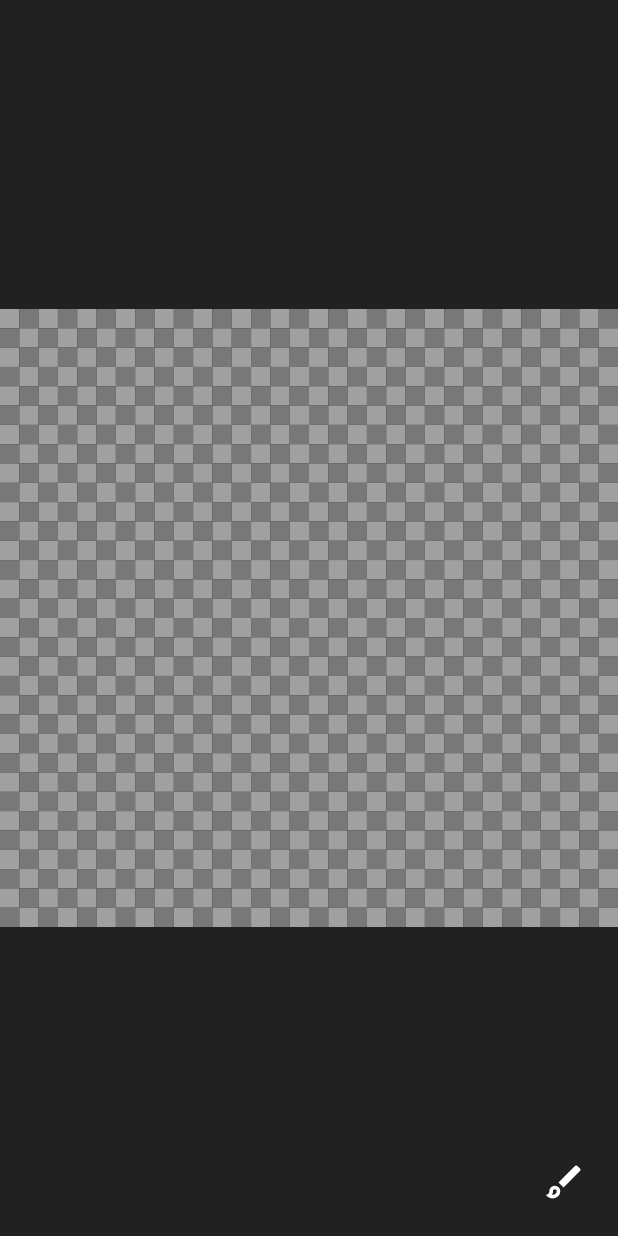
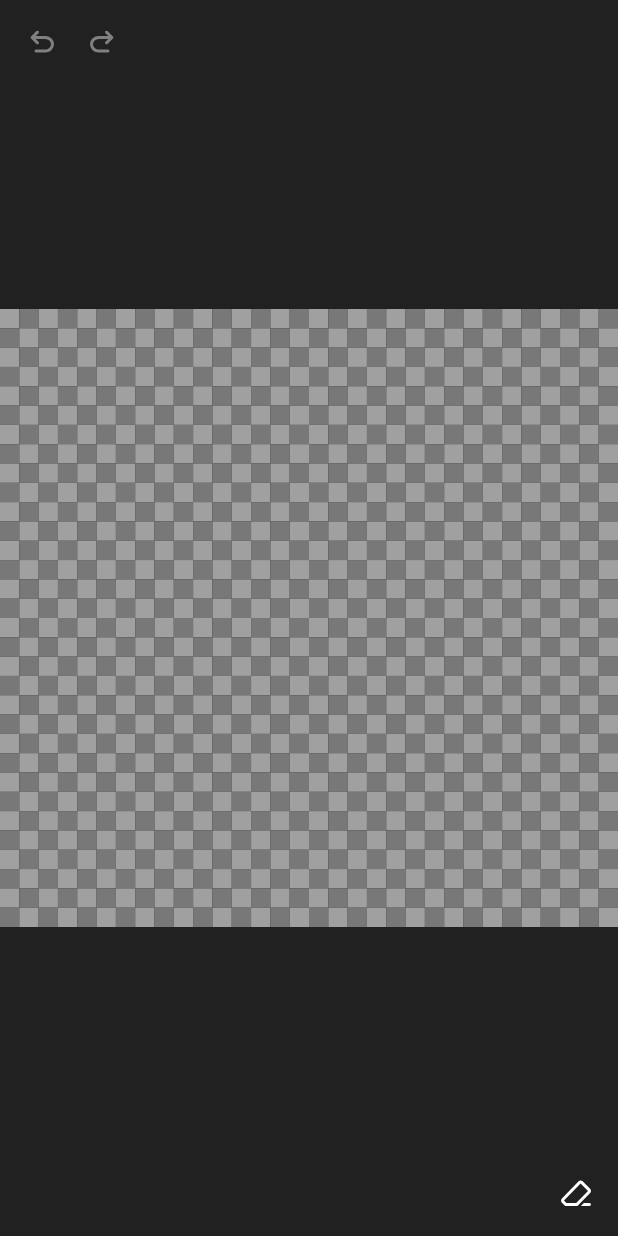
Before and after one commit to jonysham/PixelArray, an Android app: the screen it shows after launch (EditorActivity), after a tap on an icon or button, on a phone screen of 412 x 824 dp. Run offline under Robolectric (Android 15) with nearby library versions, the phone set to English and light mode, and no system bars.

Commit message:
added undo redo system

```diff
--- a/app/src/main/java/com/skysoft/pixelarray/activity/EditorActivity.java
+++ b/app/src/main/java/com/skysoft/pixelarray/activity/EditorActivity.java
@@ -2,15 +2,20 @@ package com.skysoft.pixelarray.activity;
 
 import androidx.appcompat.app.AppCompatActivity;
 import android.os.Bundle;
-
-import com.skysoft.pixelarray.R;
-import com.skysoft.pixelarray.editor.EditorView;
+import android.os.Handler;
 import android.widget.ImageButton;
 import android.view.View;
+
+import com.skysoft.pixelarray.editor.EditorView;
 import com.skysoft.pixelarray.editor.enum.EditorMode;
+import com.skysoft.pixelarray.R;
 
 public class EditorActivity extends AppCompatActivity implements View.OnClickListener {
     private EditorView editorView;
+
+    private ImageButton undo;
+    private ImageButton redo;
+    private Handler undoRedoUpdate;
 
     @Override
     protected void onCreate(Bundle savedInstanceState) {
@@ -19,8 +24,25 @@ public class EditorActivity extends AppCompatActivity implements View.OnClickLis
 
         editorView = findViewById(R.id.editor);
 
-        ImageButton btnDrawErase = findViewById(R.id.btn_drawErase);
-        btnDrawErase.setOnClickListener(this);
+        ImageButton drawErase = findViewById(R.id.btn_drawErase);
+        drawErase.setOnClickListener(this);
+
+        undo = findViewById(R.id.btn_undo);
+        undo.setOnClickListener(this);
+
+        redo = findViewById(R.id.btn_redo);
+        redo.setOnClickListener(this);
+
+        undoRedoUpdate = new Handler();
+        undoRedoUpdate.post(new Runnable(){
+
+            @Override
+            public void run() {
+                undo.setEnabled(editorView.canUndo());
+                redo.setEnabled(editorView.canRedo());
+                undoRedoUpdate.postDelayed(this, 100);
+            }
+        });
     }
 
     @Override
@@ -29,13 +51,18 @@ public class EditorActivity extends AppCompatActivity implements View.OnClickLis
 
         switch (v.getId()) {
             case R.id.btn_drawErase: {
-                if (editorView.getEditorMode() == EditorMode.DRAW) {
-                    editorView.setEditorMode(EditorMode.ERASE);
-                    btn.setImageResource(R.drawable.ic_eraser);
-                } else {
-                    editorView.setEditorMode(EditorMode.DRAW);
-                    btn.setImageResource(R.drawable.ic_brush);
-                }
+                editorView.setErase(!editorView.isErase());
+                btn.setImageResource(editorView.isErase() ? R.drawable.ic_eraser : R.drawable.ic_brush);
+                break;
+            }
+
+            case R.id.btn_undo: {
+                editorView.undo();
+                break;
+            }
+
+            case R.id.btn_redo: {
+                editorView.redo();
             }
         }
     }
--- a/app/src/main/java/com/skysoft/pixelarray/editor/EditorView.java
+++ b/app/src/main/java/com/skysoft/pixelarray/editor/EditorView.java
@@ -19,6 +19,7 @@ import android.graphics.Path;
 import android.graphics.Xfermode;
 import android.graphics.PorterDuffXfermode;
 import android.graphics.PorterDuff;
+import android.util.Log;
 
 import java.util.List;
 import java.util.ArrayList;
@@ -29,6 +30,7 @@ import com.skysoft.pixelarray.R;
 
 public class EditorView extends FrameLayout {
     static final String TAG = "EditorView";
+    static final int MAX_HISTORY_SIZE = 32;
 
     private int width = 32;
     private int height = 32;
@@ -44,7 +46,13 @@ public class EditorView extends FrameLayout {
     private Canvas myCanvas;
     private CanvasView canvasView;
 
-    private EditorMode editorMode;
+    private PathWrapper nextPath;
+    private List<PathWrapper> paths;
+    private List<PathWrapper> pathHistory;
+    private int positionOnHistory;
+
+    private boolean isErase;
+    private PorterDuffXfermode eraseXferMode;
 
     public EditorView(Context context, AttributeSet attrs) {
         super(context, attrs);
@@ -73,9 +81,12 @@ public class EditorView extends FrameLayout {
             }
         });
 
+        paths = new ArrayList<>();
+        pathHistory = new ArrayList<>();
+
         setWillNotDraw(false);
         setClickable(true);
-        setEditorMode(EditorMode.DRAW);
+        eraseXferMode = new PorterDuffXfermode(PorterDuff.Mode.CLEAR);
     }
 
     @Override
@@ -106,18 +117,67 @@ public class EditorView extends FrameLayout {
         }
     });
 
+    private void addPathToHistory(PathWrapper path) {
+        if (pathHistory.size() == MAX_HISTORY_SIZE) {
+            pathHistory.remove(0);
+        }
+
+        if (positionOnHistory < pathHistory.size()-1) {
+            pathHistory.clear();
+        }
+
+        pathHistory.add(path);
+        positionOnHistory = pathHistory.size()-1;
+    }
+
+    public void undo() {
+        if (canUndo()) {
+            paths.remove(positionOnHistory);
+            positionOnHistory--;
+            canvasView.clear();
+        }
+    }
+
+    public void redo() {
+        if (canRedo()) {
+            positionOnHistory++;
+            paths.add(pathHistory.get(positionOnHistory));
+            canvasView.clear();
+        }
+    }
+
+    public boolean canUndo() {
+        return pathHistory.size() >= 1 && positionOnHistory >= 0;
+    }
+
+    public boolean canRedo() {
+        return pathHistory.size() >= 1 && positionOnHistory < pathHistory.size()-1;
+    }
+
+    public void setErase(boolean isErase) {
+        this.isErase = isErase;
+    }
+
+    public boolean isErase() {
+        return isErase;
+    }
+
+
     private class CanvasView extends View {
-        private List<PathWrapper> paths;
-        private PathWrapper nextPath;
+        private float startX;
+        private float startY;
 
         private CanvasView(Context context) {
             super(context);
             setClickable(true);
-            paths = new ArrayList<>();
         }
 
-        float startX;
-        float startY;
+        private void clear() {
+            Paint p = new Paint();
+            p.setXfermode(eraseXferMode);
+            myCanvas.drawRect(0, 0, getWidth(), getHeight(), p);
+            invalidate();
+        }
 
         @Override
         public boolean onTouchEvent(MotionEvent event) {
@@ -129,7 +189,7 @@ public class EditorView extends FrameLayout {
                     startX = x;
                     startY = y;
                     nextPath = new PathWrapper(new Path(), brushSize, color, true);
-                    nextPath.setIsErase(editorMode == EditorMode.ERASE);
+                    nextPath.setIsErase(isErase);
                     nextPath.getPath().moveTo(x, y);
                     paths.add(nextPath);
                     break;
@@ -145,6 +205,8 @@ public class EditorView extends FrameLayout {
                         nextPath.setIsStroke(false);
                         nextPath.getPath().addRect(x, y, x+1, y+1, Path.Direction.CW);
                     }
+
+                    addPathToHistory(nextPath);
                 }
             }
 
@@ -166,7 +228,7 @@ public class EditorView extends FrameLayout {
 
             for (PathWrapper path : paths) {
                 if (path.isErase()) {
-                    paint.setXfermode(new PorterDuffXfermode(PorterDuff.Mode.CLEAR));
+                    paint.setXfermode(eraseXferMode);
                 } else {
                     paint.setXfermode(null);
                 }
@@ -181,12 +243,4 @@ public class EditorView extends FrameLayout {
             drawable.draw(canvas);
         }
     }
-
-    public void setEditorMode(EditorMode editorMode) {
-        this.editorMode = editorMode;
-    }
-
-    public EditorMode getEditorMode() {
-        return editorMode;
-    }
 }
--- a/app/src/main/java/com/skysoft/pixelarray/editor/enum/EditorMode.java
+++ b/app/src/main/java/com/skysoft/pixelarray/editor/enum/EditorMode.java
@@ -1,6 +1,5 @@
 package com.skysoft.pixelarray.editor.enum;
 
 public enum EditorMode {
-    DRAW,
-    ERASE;
+    DRAW
 }
--- /dev/null
+++ b/app/src/main/res/drawable/ic_redo.xml
@@ -0,0 +1,11 @@
+<vector xmlns:android="http://schemas.android.com/apk/res/android"
+    android:width="24dp"
+    android:height="24dp"
+    android:viewportWidth="960"
+    android:viewportHeight="960"
+    android:tint="?attr/colorControlNormal"
+    android:autoMirrored="true">
+  <path
+      android:fillColor="@android:color/white"
+      android:pathData="M648,400L396,400Q333,400 286.5,440Q240,480 240,540Q240,600 286.5,640Q333,680 396,680L640,680Q657,680 668.5,691.5Q680,703 680,720Q680,737 668.5,748.5Q657,760 640,760L396,760Q299,760 229.5,697Q160,634 160,540Q160,446 229.5,383Q299,320 396,320L648,320L572,244Q561,233 561,216Q561,199 572,188Q583,177 600,177Q617,177 628,188L772,332Q778,338 780.5,345Q783,352 783,360Q783,368 780.5,375Q778,382 772,388L628,532Q617,543 600,543Q583,543 572,532Q561,521 561,504Q561,487 572,476L648,400Z"/>
+</vector>
--- /dev/null
+++ b/app/src/main/res/drawable/ic_undo.xml
@@ -0,0 +1,11 @@
+<vector xmlns:android="http://schemas.android.com/apk/res/android"
+    android:width="24dp"
+    android:height="24dp"
+    android:viewportWidth="960"
+    android:viewportHeight="960"
+    android:tint="?attr/colorControlNormal"
+    android:autoMirrored="true">
+  <path
+      android:fillColor="@android:color/white"
+      android:pathData="M320,760Q303,760 291.5,748.5Q280,737 280,720Q280,703 291.5,691.5Q303,680 320,680L564,680Q627,680 673.5,640Q720,600 720,540Q720,480 673.5,440Q627,400 564,400L312,400L388,476Q399,487 399,504Q399,521 388,532Q377,543 360,543Q343,543 332,532L188,388Q182,382 179.5,375Q177,368 177,360Q177,352 179.5,345Q182,338 188,332L332,188Q343,177 360,177Q377,177 388,188Q399,199 399,216Q399,233 388,244L312,320L564,320Q661,320 730.5,383Q800,446 800,540Q800,634 730.5,697Q661,760 564,760L320,760Z"/>
+</vector>
--- /dev/null
+++ b/app/src/main/res/drawable/sel_tint_undo_redo.xml
@@ -0,0 +1,10 @@
+<?xml version="1.0" encoding="utf-8"?>
+<selector xmlns:android="http://schemas.android.com/apk/res/android">
+    <item
+        android:state_enabled="false"
+        android:color="#808080"/>
+
+    <item
+        android:state_enabled="true"
+        android:color="#ffffff"/>
+</selector>
--- a/app/src/main/res/layout/activity_editor.xml
+++ b/app/src/main/res/layout/activity_editor.xml
@@ -13,8 +13,36 @@
     <RelativeLayout
         android:layout_width="match_parent"
         android:layout_height="wrap_content"
+        android:padding="8dp">
+
+        <ImageButton
+            android:id="@+id/btn_undo"
+            android:layout_width="40dp"
+            android:layout_height="40dp"
+            android:scaleType="fitCenter"
+            android:padding="8dp"
+            android:src="@drawable/ic_undo"
+            android:tint="@drawable/sel_tint_undo_redo"
+            android:background="?attr/selectableItemBackgroundBorderless"/>
+
+        <ImageButton
+            android:id="@+id/btn_redo"
+            android:layout_width="40dp"
+            android:layout_height="40dp"
+            android:layout_toRightOf="@id/btn_undo"
+            android:scaleType="fitCenter"
+            android:padding="8dp"
+            android:src="@drawable/ic_redo"
+            android:tint="@drawable/sel_tint_undo_redo"
+            android:background="?attr/selectableItemBackgroundBorderless"/>
+
+    </RelativeLayout>
+
+    <RelativeLayout
+        android:layout_width="match_parent"
+        android:layout_height="wrap_content"
         android:layout_alignParentBottom="true"
-        android:padding="16dp">
+        android:padding="8dp">
 
         <ImageButton
             android:id="@+id/btn_drawErase"
@@ -22,7 +50,7 @@
             android:layout_height="40dp"
             android:layout_alignParentRight="true"
             android:scaleType="fitCenter"
-            android:padding="5dp"
+            android:padding="8dp"
             android:tint="#ffffff"
             android:src="@drawable/ic_brush"
             android:background="?attr/selectableItemBackgroundBorderless"/>
```
Also changed, not shown: app/src/main/res/drawable/ic_fill.xml (added, +10 -0 lines), 631 other files.
